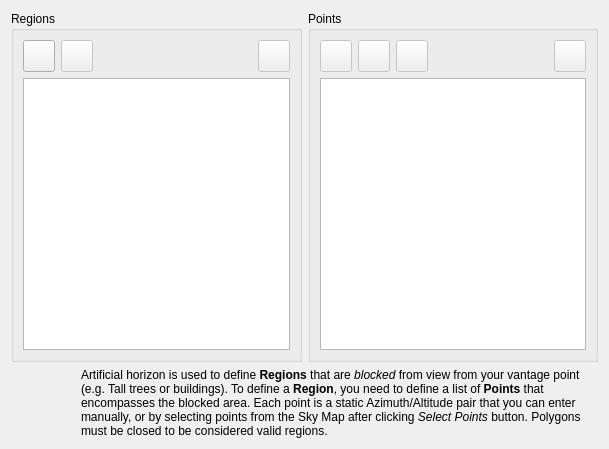
The window that kstars/tools/horizonmanager.ui (KDE/kstars) describes before a commit, drawn with Qt 5.
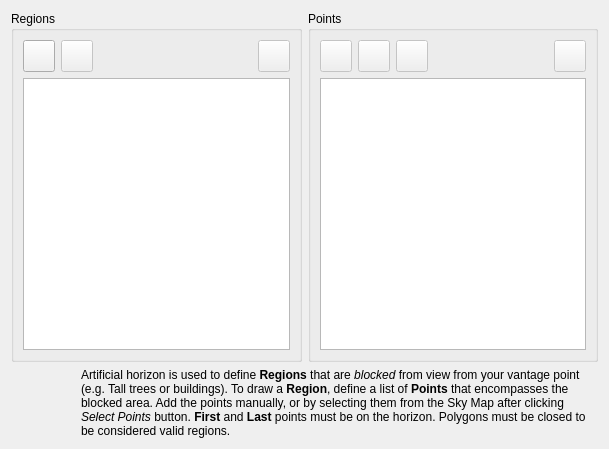
The same window after the commit.

Commit message: Fix row bug in horizon points and clarify tip message

Diff of the .ui file:
```diff
--- a/kstars/tools/horizonmanager.ui
+++ b/kstars/tools/horizonmanager.ui
@@ -306,7 +306,7 @@
      <item>
       <widget class="QLabel" name="label">
        <property name="text">
-        <string>&lt;html&gt;&lt;head/&gt;&lt;body&gt;&lt;p&gt;Artificial horizon is used to define &lt;span style=&quot; font-weight:600;&quot;&gt;Regions&lt;/span&gt; that are &lt;span style=&quot; font-style:italic;&quot;&gt;blocked&lt;/span&gt; from view from your vantage point (e.g. Tall trees or buildings). To define a &lt;span style=&quot; font-weight:600;&quot;&gt;Region&lt;/span&gt;, you need to define a list of &lt;span style=&quot; font-weight:600;&quot;&gt;Points&lt;/span&gt; that encompasses the blocked area. Each point is a static Azimuth/Altitude pair that you can enter manually, or by selecting points from the Sky Map after clicking &lt;span style=&quot; font-style:italic;&quot;&gt;Select Points&lt;/span&gt; button. Polygons must be closed to be considered valid regions.&lt;/p&gt;&lt;/body&gt;&lt;/html&gt;</string>
+        <string>&lt;html&gt;&lt;head/&gt;&lt;body&gt;&lt;p&gt;Artificial horizon is used to define &lt;span style=&quot; font-weight:600;&quot;&gt;Regions&lt;/span&gt; that are &lt;span style=&quot; font-style:italic;&quot;&gt;blocked&lt;/span&gt; from view from your vantage point (e.g. Tall trees or buildings). To draw a &lt;span style=&quot; font-weight:600;&quot;&gt;Region&lt;/span&gt;, define a list of &lt;span style=&quot; font-weight:600;&quot;&gt;Points&lt;/span&gt; that encompasses the blocked area. Add the points manually, or by selecting them from the Sky Map after clicking &lt;span style=&quot; font-style:italic;&quot;&gt;Select Points&lt;/span&gt; button.  &lt;span style=&quot; font-weight:600;&quot;&gt;First&lt;/span&gt; and &lt;span style=&quot; font-weight:600;&quot;&gt;Last&lt;/span&gt; points must be on the horizon. Polygons must be closed to be considered valid regions.&lt;/p&gt;&lt;/body&gt;&lt;/html&gt;</string>
        </property>
        <property name="wordWrap">
         <bool>true</bool>
```
The commit also changes 1 other file.
